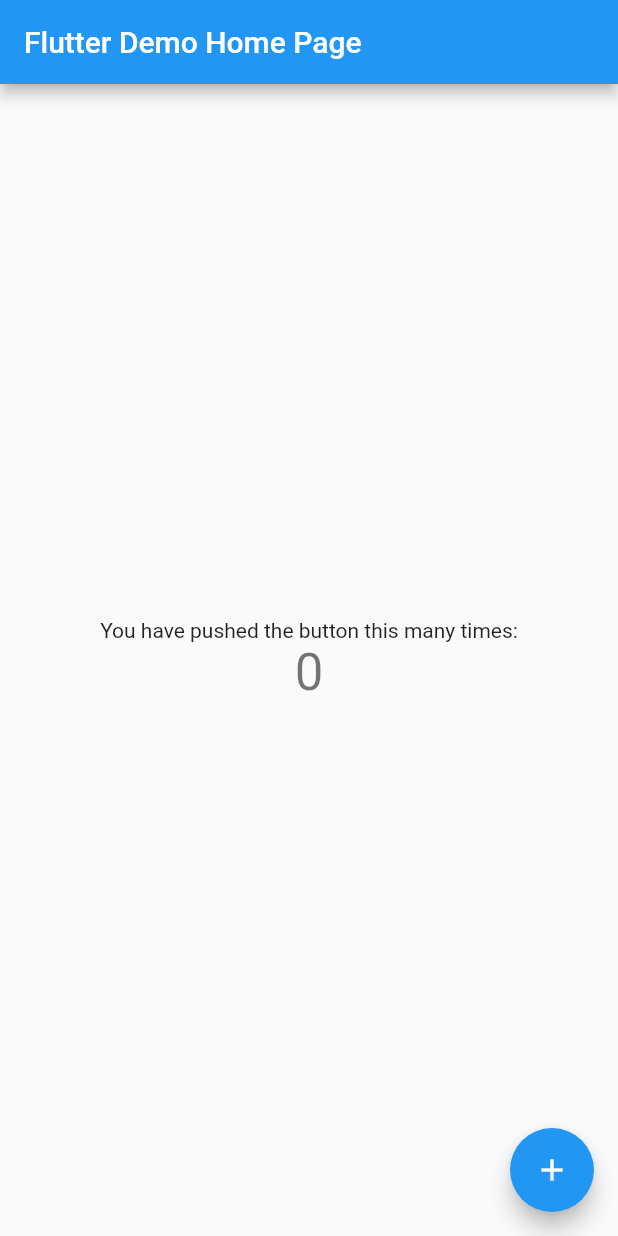
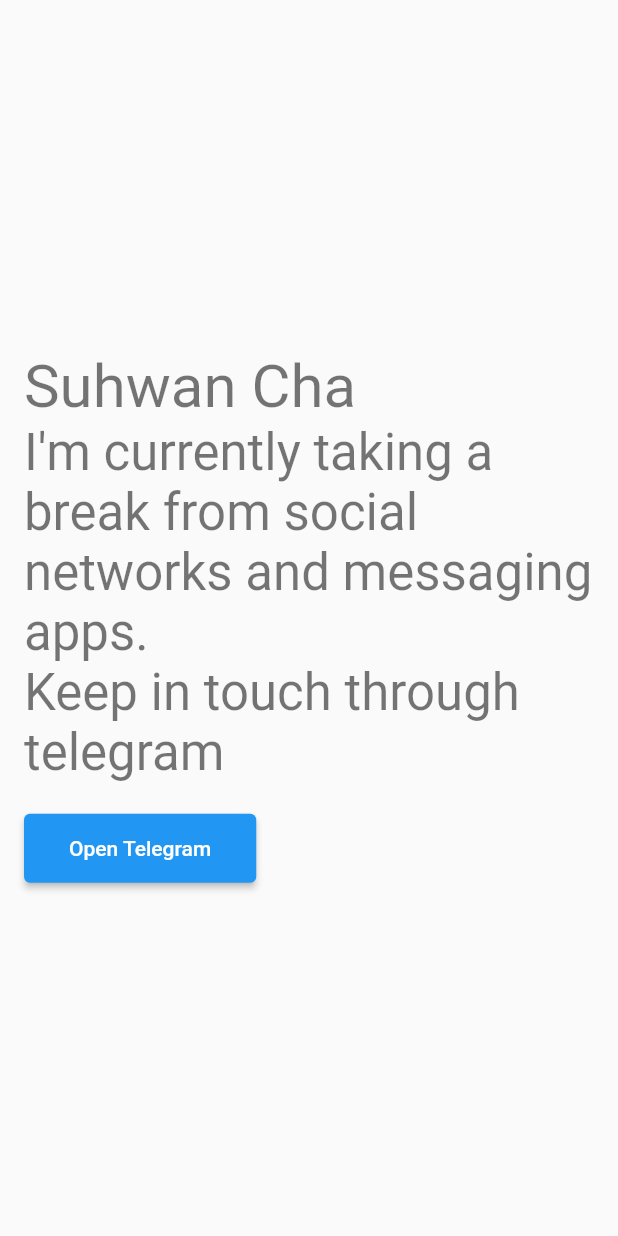
Before and after one commit to SuhwanCha/suhwan.me, a Flutter app: the screen it shows after launch, on a phone screen of 412 x 824 dp. Run offline on Flutter 3.47's test engine with Material 2 defaults, Android fonts, the phone set to English and light mode, and no system bars.

Commit message:
add tg link

```diff
--- /dev/null
+++ b/lib/home_screen.dart
@@ -0,0 +1,51 @@
+import 'package:flutter/material.dart';
+import 'package:url_launcher/url_launcher.dart';
+
+class HomeScreen extends StatelessWidget {
+  const HomeScreen({Key? key}) : super(key: key);
+
+  @override
+  Widget build(BuildContext context) {
+    return Scaffold(
+      body: Padding(
+        padding: const EdgeInsets.all(16.0),
+        child: Column(
+          crossAxisAlignment: CrossAxisAlignment.start,
+          mainAxisAlignment: MainAxisAlignment.center,
+          children: [
+            Text(
+              'Suhwan Cha',
+              style: Theme.of(context).textTheme.headlineLarge,
+            ),
+            Text(
+              'I\'m currently taking a break from social networks and messaging apps.',
+              style: Theme.of(context).textTheme.headlineMedium,
+            ),
+            Text(
+              'Keep in touch through telegram',
+              style: Theme.of(context).textTheme.headlineMedium,
+            ),
+            const SizedBox(
+              height: 20,
+            ),
+            // large button
+            ElevatedButton(
+              onPressed: () {
+                // launch url
+                launchUrl(Uri.parse('https://t.me/suhwan_cha'));
+              },
+              style: ElevatedButton.styleFrom(
+                padding: const EdgeInsets.symmetric(
+                  horizontal: 30,
+                  vertical: 15,
+                ),
+                textStyle: Theme.of(context).textTheme.labelLarge,
+              ),
+              child: const Text('Open Telegram'),
+            ),
+          ],
+        ),
+      ),
+    );
+  }
+}
--- a/lib/main.dart
+++ b/lib/main.dart
@@ -1,4 +1,5 @@
 import 'package:flutter/material.dart';
+import 'package:suhwan_me/home_screen.dart';
 
 void main() {
   runApp(const MyApp());
@@ -24,92 +25,7 @@
         // is not restarted.
         primarySwatch: Colors.blue,
       ),
-      home: const MyHomePage(title: 'Flutter Demo Home Page'),
+      home: const HomeScreen(),
     );
   }
 }
-
-class MyHomePage extends StatefulWidget {
-  const MyHomePage({Key? key, required this.title}) : super(key: key);
-
-  // This widget is the home page of your application. It is stateful, meaning
-  // that it has a State object (defined below) that contains fields that affect
-  // how it looks.
-
-  // This class is the configuration for the state. It holds the values (in this
-  // case the title) provided by the parent (in this case the App widget) and
-  // used by the build method of the State. Fields in a Widget subclass are
-  // always marked "final".
-
-  final String title;
-
-  @override
-  State<MyHomePage> createState() => _MyHomePageState();
-}
-
-class _MyHomePageState extends State<MyHomePage> {
-  int _counter = 0;
-
-  void _incrementCounter() {
-    setState(() {
-      // This call to setState tells the Flutter framework that something has
-      // changed in this State, which causes it to rerun the build method below
-      // so that the display can reflect the updated values. If we changed
-      // _counter without calling setState(), then the build method would not be
-      // called again, and so nothing would appear to happen.
-      _counter++;
-    });
-  }
-
-  @override
-  Widget build(BuildContext context) {
-    // This method is rerun every time setState is called, for instance as done
-    // by the _incrementCounter method above.
-    //
-    // The Flutter framework has been optimized to make rerunning build methods
-    // fast, so that you can just rebuild anything that needs updating rather
-    // than having to individually change instances of widgets.
-    return Scaffold(
-      appBar: AppBar(
-        // Here we take the value from the MyHomePage object that was created by
-        // the App.build method, and use it to set our appbar title.
-        title: Text(widget.title),
-      ),
-      body: Center(
-        // Center is a layout widget. It takes a single child and positions it
-        // in the middle of the parent.
-        child: Column(
-          // Column is also a layout widget. It takes a list of children and
-          // arranges them vertically. By default, it sizes itself to fit its
-          // children horizontally, and tries to be as tall as its parent.
-          //
-          // Invoke "debug painting" (press "p" in the console, choose the
-          // "Toggle Debug Paint" action from the Flutter Inspector in Android
-          // Studio, or the "Toggle Debug Paint" command in Visual Studio Code)
-          // to see the wireframe for each widget.
-          //
-          // Column has various properties to control how it sizes itself and
-          // how it positions its children. Here we use mainAxisAlignment to
-          // center the children vertically; the main axis here is the vertical
-          // axis because Columns are vertical (the cross axis would be
-          // horizontal).
-          mainAxisAlignment: MainAxisAlignment.center,
-          children: <Widget>[
-            const Text(
-              'You have pushed the button this many times:',
-            ),
-            Text(
-              '$_counter',
-              style: Theme.of(context).textTheme.headline4,
-            ),
-          ],
-        ),
-      ),
-      floatingActionButton: FloatingActionButton(
-        onPressed: _incrementCounter,
-        tooltip: 'Increment',
-        child: const Icon(Icons.add),
-      ), // This trailing comma makes auto-formatting nicer for build methods.
-    );
-  }
-}
--- a/pubspec.yaml
+++ b/pubspec.yaml
@@ -34,6 +34,7 @@
   # The following adds the Cupertino Icons font to your application.
   # Use with the CupertinoIcons class for iOS style icons.
   cupertino_icons: ^1.0.2
+  url_launcher: ^6.1.6
 
 dev_dependencies:
   flutter_test:
```
Also changed, not shown: pubspec.lock, 4 other files.
